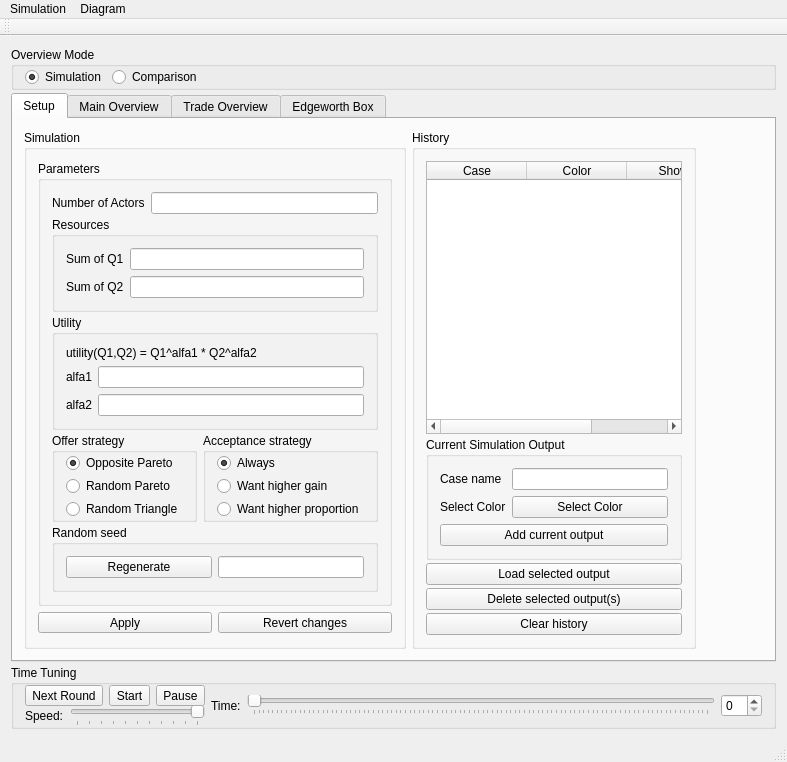
Old version of the form code/app/MarketPlayer/mainwindow.ui in the repository kottalovag/marketplayer.
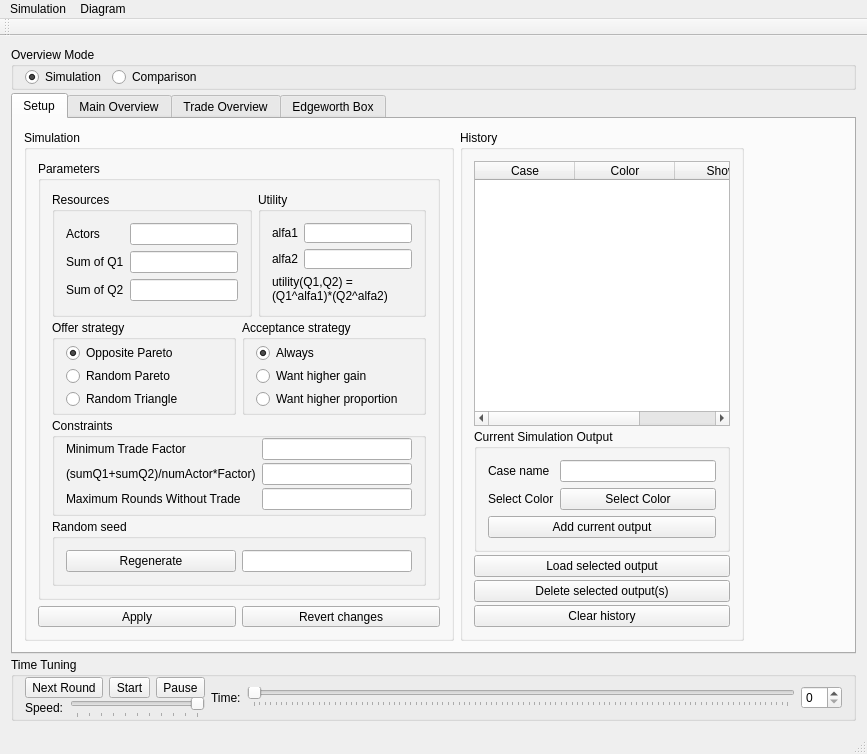
New version of the form. Custom widgets are drawn as their Qt base class.

Commit message:
[new] Minimum trade amount factor (SumQ1+SumQ2)/numActors*factor == minimum trade amount The configuration file format changed to 1.1 Simulation stores minimum trade factor and maximum round without trades
todo really follow maximum round without trades

Patch:
```diff
--- a/code/app/MarketPlayer/mainwindow.ui
+++ b/code/app/MarketPlayer/mainwindow.ui
@@ -6,8 +6,8 @@
    <rect>
     <x>0</x>
     <y>0</y>
-    <width>787</width>
-    <height>721</height>
+    <width>867</width>
+    <height>732</height>
    </rect>
   </property>
   <property name="windowTitle">
@@ -104,26 +104,7 @@
                <number>3</number>
               </property>
               <item>
-               <layout class="QFormLayout" name="formLayout_2">
-                <item row="0" column="0">
-                 <widget class="QLabel" name="label">
-                  <property name="text">
-                   <string>Number of Actors</string>
-                  </property>
-                 </widget>
-                </item>
-                <item row="0" column="1">
-                 <widget class="QLineEdit" name="lineEditNumActors">
-                  <property name="sizePolicy">
-                   <sizepolicy hsizetype="Minimum" vsizetype="Fixed">
-                    <horstretch>0</horstretch>
-                    <verstretch>0</verstretch>
-                   </sizepolicy>
-                  </property>
-                 </widget>
-                </item>
-               </layout>
-              </item>
+               <layout class="QHBoxLayout" name="horizontalLayout_7">
               <item>
                <widget class="QGroupBox" name="groupBoxResourceSetup">
                 <property name="sizePolicy">
@@ -138,14 +119,14 @@
                 <layout class="QVBoxLayout" name="verticalLayout_5">
                  <item>
                   <layout class="QFormLayout" name="formLayoutResourceSetup">
-                   <item row="0" column="0">
+                     <item row="1" column="0">
                     <widget class="QLabel" name="labelQ1">
                      <property name="text">
                       <string>Sum of Q1</string>
                      </property>
                     </widget>
                    </item>
-                   <item row="0" column="1">
+                     <item row="1" column="1">
                     <widget class="QLineEdit" name="lineEditSumQ1">
                      <property name="sizePolicy">
                       <sizepolicy hsizetype="Minimum" vsizetype="Fixed">
@@ -155,14 +136,14 @@
                      </property>
                     </widget>
                    </item>
-                   <item row="1" column="0">
+                     <item row="2" column="0">
                     <widget class="QLabel" name="labelQ2">
                      <property name="text">
                       <string>Sum of Q2</string>
                      </property>
                     </widget>
                    </item>
-                   <item row="1" column="1">
+                     <item row="2" column="1">
                     <widget class="QLineEdit" name="lineEditSumQ2">
                      <property name="sizePolicy">
                       <sizepolicy hsizetype="Minimum" vsizetype="Fixed">
@@ -172,6 +153,23 @@
                      </property>
                     </widget>
                    </item>
+                     <item row="0" column="0">
+                      <widget class="QLabel" name="label">
+                       <property name="text">
+                        <string>Actors</string>
+                       </property>
+                      </widget>
+                     </item>
+                     <item row="0" column="1">
+                      <widget class="QLineEdit" name="lineEditNumActors">
+                       <property name="sizePolicy">
+                        <sizepolicy hsizetype="Minimum" vsizetype="Fixed">
+                         <horstretch>0</horstretch>
+                         <verstretch>0</verstretch>
+                        </sizepolicy>
+                       </property>
+                      </widget>
+                     </item>
                   </layout>
                  </item>
                 </layout>
@@ -179,26 +177,16 @@
               </item>
               <item>
                <widget class="QGroupBox" name="groupBoxUtilitySetup">
+                  <property name="sizePolicy">
+                   <sizepolicy hsizetype="Preferred" vsizetype="Preferred">
+                    <horstretch>0</horstretch>
+                    <verstretch>0</verstretch>
+                   </sizepolicy>
+                  </property>
                 <property name="title">
                  <string>Utility</string>
                 </property>
                 <layout class="QVBoxLayout" name="verticalLayout_4">
-                 <item>
-                  <widget class="QLabel" name="labelUtilityDescription">
-                   <property name="sizePolicy">
-                    <sizepolicy hsizetype="Preferred" vsizetype="Preferred">
-                     <horstretch>0</horstretch>
-                     <verstretch>0</verstretch>
-                    </sizepolicy>
-                   </property>
-                   <property name="text">
-                    <string>utility(Q1,Q2) = Q1^alfa1 * Q2^alfa2</string>
-                   </property>
-                   <property name="wordWrap">
-                    <bool>true</bool>
-                   </property>
-                  </widget>
-                 </item>
                  <item>
                   <layout class="QFormLayout" name="formLayout">
                    <property name="fieldGrowthPolicy">
@@ -252,8 +240,26 @@
                    </item>
                   </layout>
                  </item>
-                </layout>
-               </widget>
+                   <item>
+                    <widget class="QLabel" name="labelUtilityDescription">
+                     <property name="sizePolicy">
+                      <sizepolicy hsizetype="Preferred" vsizetype="Preferred">
+                       <horstretch>0</horstretch>
+                       <verstretch>0</verstretch>
+                      </sizepolicy>
+                     </property>
+                     <property name="text">
+                      <string>utility(Q1,Q2) = (Q1^alfa1)*(Q2^alfa2)</string>
+                     </property>
+                     <property name="wordWrap">
+                      <bool>true</bool>
+                     </property>
+                    </widget>
+                   </item>
+                  </layout>
+                 </widget>
+                </item>
+               </layout>
               </item>
               <item>
                <layout class="QHBoxLayout" name="horizontalLayoutTradeStrategy">
@@ -267,10 +273,10 @@
                     <number>3</number>
                    </property>
                    <property name="topMargin">
-                    <number>0</number>
+                    <number>3</number>
                    </property>
                    <property name="bottomMargin">
-                    <number>0</number>
+                    <number>3</number>
                    </property>
                    <item>
                     <widget class="QRadioButton" name="radioButtonOppositePareto">
@@ -321,10 +327,10 @@
                     <number>3</number>
                    </property>
                    <property name="topMargin">
-                    <number>0</number>
+                    <number>3</number>
                    </property>
                    <property name="bottomMargin">
-                    <number>0</number>
+                    <number>3</number>
                    </property>
                    <item>
                     <widget class="QRadioButton" name="radioButtonWantAlways">
@@ -364,6 +370,57 @@
                 </item>
                </layout>
               </item>
+              <item>
+               <widget class="QGroupBox" name="groupBoxConstraints">
+                <property name="title">
+                 <string>Constraints</string>
+                </property>
+                <layout class="QFormLayout" name="formLayout_5">
+                 <property name="fieldGrowthPolicy">
+                  <enum>QFormLayout::AllNonFixedFieldsGrow</enum>
+                 </property>
+                 <property name="verticalSpacing">
+                  <number>3</number>
+                 </property>
+                 <property name="topMargin">
+                  <number>0</number>
+                 </property>
+                 <property name="bottomMargin">
+                  <number>3</number>
+                 </property>
+                 <item row="0" column="0">
+                  <widget class="QLabel" name="minimumTradeAmountFactorLabel">
+                   <property name="text">
+                    <string>Minimum Trade Factor</string>
+                   </property>
+                  </widget>
+                 </item>
+                 <item row="0" column="1">
+                  <widget class="QLineEdit" name="lineEditMinimumTradeAmountFactor"/>
+                 </item>
+                 <item row="2" column="0">
+                  <widget class="QLabel" name="maximumRoundsWithoutTradeLabel">
+                   <property name="text">
+                    <string>Maximum Rounds Without Trade</string>
+                   </property>
+                  </widget>
+                 </item>
+                 <item row="2" column="1">
+                  <widget class="QLineEdit" name="lineEditMaximumRoundsWithoutTrade"/>
+                 </item>
+                 <item row="1" column="0">
+                  <widget class="QLabel" name="minimumSumTradeLabel">
+                   <property name="text">
+                    <string>(sumQ1+sumQ2)/numActor*Factor)</string>
+                   </property>
+                  </widget>
+                 </item>
+                 <item row="1" column="1">
+                  <widget class="QLineEdit" name="lineEditMinimumSumTrade"/>
+                 </item>
+                </layout>
+               </widget>
+              </item>
               <item>
                <widget class="QGroupBox" name="groupBoxRandomSeed">
                 <property name="title">
@@ -404,7 +461,7 @@
              <item>
               <widget class="QToolButton" name="toolButtonApply">
                <property name="sizePolicy">
-                <sizepolicy hsizetype="Preferred" vsizetype="Preferred">
+                <sizepolicy hsizetype="Minimum" vsizetype="Preferred">
                  <horstretch>0</horstretch>
                  <verstretch>0</verstretch>
                 </sizepolicy>
@@ -417,7 +474,7 @@
              <item>
               <widget class="QToolButton" name="toolButtonRevertChanges">
                <property name="sizePolicy">
-                <sizepolicy hsizetype="Preferred" vsizetype="Preferred">
+                <sizepolicy hsizetype="Minimum" vsizetype="Preferred">
                  <horstretch>0</horstretch>
                  <verstretch>0</verstretch>
                 </sizepolicy>
@@ -981,7 +1038,7 @@
     <rect>
      <x>0</x>
      <y>0</y>
-     <width>787</width>
+     <width>867</width>
      <height>21</height>
     </rect>
    </property>
```
Left out of the diff: 9 changed lines with no effect on the pictures. Lines whose indentation alone changed are shown as unchanged. The commit also changes 4 other files.
